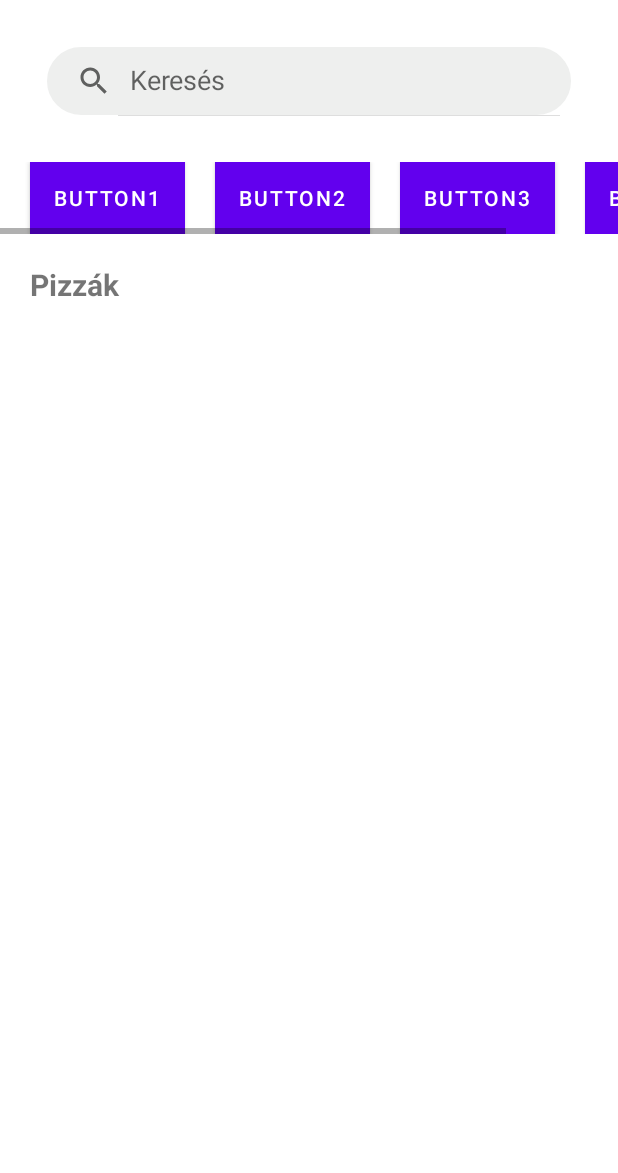
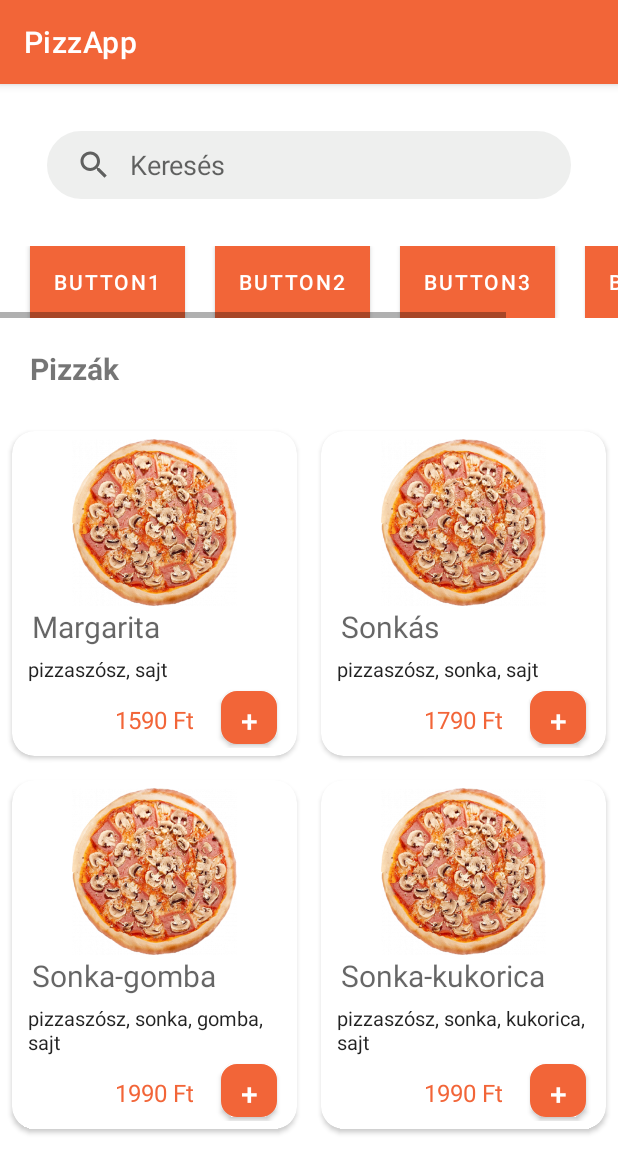
Before and after one commit to vinczeadam01/pizzaApp, an Android app: the MainActivity screen opened directly, with no data from a screen before it, on a phone screen of 412 x 824 dp. Shown: the top 1173 px of the screen. Run offline under Robolectric (Android 15) with nearby library versions, the phone set to English and light mode, and no system bars.

Commit message:
main recycle view, icon, enable action bar in main

```diff
--- a/app/build.gradle
+++ b/app/build.gradle
@@ -38,4 +38,9 @@ dependencies {
     testImplementation 'junit:junit:4.13.2'
     androidTestImplementation 'androidx.test.ext:junit:1.1.3'
     androidTestImplementation 'androidx.test.espresso:espresso-core:3.4.0'
+
+    //implementation "androidx.recyclerview:recyclerview:1.2.1"
+    //implementation "androidx.recyclerview:recyclerview-selection:1.1.0"
+    //implementation 'com.github.bumptech.glide:glide:4.11.0'
+    //implementation "androidx.cardview:cardview:1.0.0"
 }
--- a/app/src/main/AndroidManifest.xml
+++ b/app/src/main/AndroidManifest.xml
@@ -4,9 +4,9 @@
 
     <application
         android:allowBackup="true"
-        android:icon="@mipmap/ic_launcher"
+        android:icon="@mipmap/ic_pizza_icon"
         android:label="@string/app_name"
-        android:roundIcon="@mipmap/ic_launcher_round"
+        android:roundIcon="@mipmap/ic_pizza_icon_round"
         android:supportsRtl="true"
         android:theme="@style/Theme.PizzaApp">
         <activity
@@ -23,6 +23,7 @@
         </activity>
         <activity
             android:name=".MainActivity"
+            android:theme="@style/Theme.PizzaAppWActionBar"
             android:exported="false"></activity>
         <activity android:name=".SignupActivity" />
     </application>
--- a/app/src/main/java/hu/mobil/pizzaapp/DetailsActivity.java
+++ b/app/src/main/java/hu/mobil/pizzaapp/DetailsActivity.java
@@ -3,12 +3,36 @@ package hu.mobil.pizzaapp;
 import androidx.appcompat.app.AppCompatActivity;
 
 import android.os.Bundle;
+import android.view.View;
+import android.widget.TextView;
 
 public class DetailsActivity extends AppCompatActivity {
+    private TextView counterTextView;
 
     @Override
     protected void onCreate(Bundle savedInstanceState) {
         super.onCreate(savedInstanceState);
         setContentView(R.layout.activity_details);
+
+        counterTextView = findViewById(R.id.counterNum);
+    }
+
+    @Override
+    public void onBackPressed() {
+        super.onBackPressed();
+        finish();
+    }
+
+    public void decreaseCounter(View view) {
+        counterTextView.setText(Integer.toString(Math.max(Integer.parseInt(counterTextView.getText().toString()) - 1, 1)));
+
+    }
+
+    public void increaseCounter(View view) {
+        counterTextView.setText(Integer.toString(Integer.parseInt(counterTextView.getText().toString()) + 1));
+    }
+
+    public void onBack(View view) {
+        onBackPressed();
     }
 }
--- a/app/src/main/java/hu/mobil/pizzaapp/MainActivity.java
+++ b/app/src/main/java/hu/mobil/pizzaapp/MainActivity.java
@@ -1,14 +1,65 @@
 package hu.mobil.pizzaapp;
 
 import androidx.appcompat.app.AppCompatActivity;
+import androidx.recyclerview.widget.GridLayoutManager;
+import androidx.recyclerview.widget.LinearLayoutManager;
+import androidx.recyclerview.widget.RecyclerView;
 
+import android.content.Intent;
 import android.os.Bundle;
+import android.view.View;
+
+import java.util.ArrayList;
+
+import hu.mobil.pizzaapp.adapters.FoodAdapter;
+import hu.mobil.pizzaapp.models.Food;
 
 public class MainActivity extends AppCompatActivity {
+    private static final String LOG_TAG = MainActivity.class.getName();
+
+    // Member variables.
+    private RecyclerView mRecyclerView;
+    private ArrayList<Food> mItemsData;
+    private FoodAdapter mAdapter;
 
     @Override
     protected void onCreate(Bundle savedInstanceState) {
         super.onCreate(savedInstanceState);
         setContentView(R.layout.activity_main);
+
+        // recycle view
+        mRecyclerView = findViewById(R.id.recyclerView);
+
+        // Initialize the ArrayList that will contain the data.
+        mItemsData = new ArrayList<>();
+
+        // Initialize the adapter and set it to the RecyclerView.
+        mAdapter = new FoodAdapter(this, mItemsData);
+        mRecyclerView.setAdapter(mAdapter);
+
+        // Set the Layout Manager.
+        mRecyclerView.setLayoutManager(new GridLayoutManager(this, 2));
+
+        // Get the data.
+        initializeData();
+
+    }
+
+
+    public void switchToDetails(View view) {
+        Intent intent = new Intent(this, DetailsActivity.class);
+        startActivity(intent);
+    }
+
+    private void initializeData() {
+        mItemsData.clear();
+
+        mItemsData.add(new Food("pizza", "Margarita", "pizzaszósz, sajt", 1590, "pizza-7.png"));
+        mItemsData.add(new Food("pizza", "Sonkás", "pizzaszósz, sonka, sajt", 1790, "pizza-7.png"));
+        mItemsData.add(new Food("pizza", "Sonka-gomba", "pizzaszósz, sonka, gomba, sajt", 1990, "pizza-7.png"));
+        mItemsData.add(new Food("pizza", "Sonka-kukorica", "pizzaszósz, sonka, kukorica, sajt", 1990, "pizza-7.png"));
+
+        // Notify the adapter of the change.
+        mAdapter.notifyDataSetChanged();
     }
 }
--- /dev/null
+++ b/app/src/main/java/hu/mobil/pizzaapp/adapters/FoodAdapter.java
@@ -0,0 +1,95 @@
+package hu.mobil.pizzaapp.adapters;
+
+import android.content.Context;
+import android.view.LayoutInflater;
+import android.view.View;
+import android.view.ViewGroup;
+import android.view.animation.Animation;
+import android.view.animation.AnimationUtils;
+import android.widget.TextView;
+
+import androidx.annotation.NonNull;
+import androidx.recyclerview.widget.RecyclerView;
+
+import java.util.ArrayList;
+
+import hu.mobil.pizzaapp.R;
+import hu.mobil.pizzaapp.models.Food;
+
+public class FoodAdapter extends RecyclerView.Adapter<FoodAdapter.ViewHolder> {
+    // Member variables.
+    private ArrayList<Food> mFoodData = new ArrayList<>();
+    private ArrayList<Food> mFoodDataAll = new ArrayList<>();
+    private Context mContext;
+    private int lastPosition = -1;
+
+    public FoodAdapter(Context context, ArrayList<Food> itemsData) {
+        this.mFoodData = itemsData;
+        this.mFoodDataAll = itemsData;
+        this.mContext = context;
+    }
+
+    @NonNull
+    @Override
+    public FoodAdapter.ViewHolder onCreateViewHolder(@NonNull ViewGroup parent, int viewType) {
+        return new ViewHolder(LayoutInflater.from(mContext)
+                .inflate(R.layout.list_food, parent, false));
+    }
+
+    @Override
+    public void onBindViewHolder(@NonNull FoodAdapter.ViewHolder holder, int position) {
+        // Get current sport.
+        Food currentItem = mFoodData.get(position);
+
+        // Populate the textviews with data.
+        holder.bindTo(currentItem);
+
+
+        if(holder.getAdapterPosition() > lastPosition) {
+            Animation animation = AnimationUtils.loadAnimation(mContext, R.anim.slide_in_row);
+            holder.itemView.startAnimation(animation);
+            lastPosition = holder.getAdapterPosition();
+        }
+
+    }
+
+    @Override
+    public int getItemCount() {
+        return mFoodData.size();
+    }
+
+    public class ViewHolder extends RecyclerView.ViewHolder {
+        // Member Variables for the TextViews
+        private TextView mTitleText;
+        private TextView mDescriptionText;
+        private TextView mPriceText;
+        //private ImageView mItemImage;
+
+        ViewHolder(View itemView) {
+            super(itemView);
+
+            // Initialize the views.
+            mTitleText = itemView.findViewById(R.id.itemTitle);
+            mDescriptionText = itemView.findViewById(R.id.subTitle);
+            //mItemImage = itemView.findViewById(R.id.itemImage);
+            mPriceText = itemView.findViewById(R.id.price);
+            /*
+            itemView.findViewById(R.id.add_to_cart).setOnClickListener(new View.OnClickListener() {
+                @Override
+                public void onClick(View view) {
+                    // TODO: addToCart method
+                }
+            });
+            */
+        }
+
+        void bindTo(Food currentItem){
+            mTitleText.setText(currentItem.getName());
+            mDescriptionText.setText(currentItem.getDescription());
+            mPriceText.setText(Integer.toString(currentItem.getPrice()) + " Ft");
+
+            // Load the images into the ImageView using the Glide library.
+            //Glide.with(mContext).load(currentItem.getImageResource()).into(mItemImage);
+        }
+    }
+}
--- /dev/null
+++ b/app/src/main/java/hu/mobil/pizzaapp/models/Food.java
@@ -0,0 +1,57 @@
+package hu.mobil.pizzaapp.models;
+
+public class Food {
+    private String category;
+    private String name;
+    private String description;
+    private int price;
+    private String imageSrc;
+
+    public Food(String category, String name, String description, int price, String imageSrc) {
+        this.category = category;
+        this.name = name;
+        this.description = description;
+        this.price = price;
+        this.imageSrc = imageSrc;
+    }
+
+    public String getCategory() {
+        return category;
+    }
+
+    public String getName() {
+        return name;
+    }
+
+    public String getDescription() {
+        return description;
+    }
+
+    public int getPrice() {
+        return price;
+    }
+
+    public void setCategory(String category) {
+        this.category = category;
+    }
+
+    public void setName(String name) {
+        this.name = name;
+    }
+
+    public void setDescription(String description) {
+        this.description = description;
+    }
+
+    public void setPrice(int price) {
+        this.price = price;
+    }
+
+    public void setImageSrc(String imageSrc) {
+        this.imageSrc = imageSrc;
+    }
+
+    public String getImageSrc() {
+        return imageSrc;
+    }
+}
--- /dev/null
+++ b/app/src/main/res/drawable/bg_rounded_plusbtn.xml
@@ -0,0 +1,17 @@
+<?xml version="1.0" encoding="utf-8"?>
+<shape xmlns:android="http://schemas.android.com/apk/res/android" >
+    <stroke
+        android:width="1dp"
+        android:color="@color/white" />
+
+    <solid android:color="@color/red" />
+
+    <padding
+        android:left="1dp"
+        android:right="1dp"
+        android:bottom="1dp"
+        android:top="1dp" />
+
+    <corners android:radius="10dp" />
+
+</shape>
--- a/app/src/main/res/layout/activity_details.xml
+++ b/app/src/main/res/layout/activity_details.xml
@@ -5,6 +5,23 @@
     android:layout_height="match_parent"
     xmlns:app="http://schemas.android.com/apk/res-auto"
     tools:context=".DetailsActivity" >
+
+    <Button
+        android:layout_width="50dp"
+        android:layout_height="wrap_content"
+        android:layout_marginTop="16dp"
+        android:backgroundTint="@color/white"
+        android:text="V"
+        android:textColor="@color/black"
+        android:textSize="30dp"
+        android:textStyle="bold"
+        app:layout_constraintEnd_toEndOf="parent"
+        app:layout_constraintHorizontal_bias="0.044"
+        app:layout_constraintStart_toStartOf="parent"
+        app:layout_constraintTop_toTopOf="parent"
+        tools:ignore="MissingConstraints"
+        android:onClick="onBack"/>
+
     <ImageView
         android:layout_width="match_parent"
         android:layout_height="wrap_content"
@@ -35,11 +52,12 @@
                 android:layout_width="30dp"
                 android:layout_height="wrap_content"
                 android:layout_marginLeft="10dp"
-                android:backgroundTint="@color/red"
+                android:backgroundTint="@android:color/transparent"
                 android:padding="0dp"
                 android:text='-'
                 android:textSize="30dp"
-                android:textStyle="bold" />
+                android:textStyle="bold"
+                android:onClick="decreaseCounter"/>
 
             <TextView
                 android:layout_width="wrap_content"
@@ -48,7 +66,7 @@
                 android:layout_marginRight="10dp"
                 android:text='1'
                 android:textColor="@color/white"
-
+                android:id="@+id/counterNum"
                 android:textSize="25dp" />
 
             <Button
@@ -56,11 +74,11 @@
                 android:layout_width="30dp"
                 android:layout_height="wrap_content"
                 android:layout_marginRight="10dp"
-                android:backgroundTint="@color/red"
+                android:backgroundTint="@android:color/transparent"
                 android:padding="0dp"
                 android:text='+'
-
-                android:textSize="30dp" />
+                android:textSize="30dp"
+                android:onClick="increaseCounter"/>
         </LinearLayout>
 
         <TextView
@@ -92,7 +110,9 @@
             android:layout_height="wrap_content"
             android:layout_below="@id/itemDescription"
             android:layout_centerHorizontal="true"
+            android:layout_marginTop="140dp"
             android:background="@drawable/bg_rounded_counter"
+            android:backgroundTint="@color/red"
             android:text="Kosárba" />
     </RelativeLayout>
 
--- a/app/src/main/res/layout/activity_main.xml
+++ b/app/src/main/res/layout/activity_main.xml
@@ -5,17 +5,6 @@
     android:layout_height="match_parent"
     tools:context=".MainActivity">
 
-    <!-- Search bar
-    <EditText
-        android:layout_width="match_parent"
-        android:layout_height="wrap_content"
-        android:layout_margin="30dp"
-        android:id="@+id/searchbar"
-        android:background="@drawable/bg_rounded_searchbar"
-        android:drawableLeft="@drawable/ic_baseline_search_24"
-        android:drawablePadding="10dp"
-        android:hint="@string/search"
-        android:padding="15dp" /> -->
 
     <SearchView
         android:id="@+id/searchbar"
@@ -24,7 +13,8 @@
         android:layout_margin="30dp"
         android:background="@drawable/bg_rounded_searchbar"
         android:iconifiedByDefault="false"
-        android:queryHint="Keresés" />
+        android:queryHint="Keresés"
+        android:queryBackground="@android:color/transparent"/>
 
     <!-- Categories -->
     <HorizontalScrollView
@@ -45,7 +35,8 @@
                 android:id="@+id/button"
                 android:layout_marginRight="10dp"
                 android:layout_marginLeft="20dp"
-                android:background="#358a32" />
+                android:background="#358a32"
+                android:onClick="switchToDetails"/>
 
             <Button
                 android:layout_width="wrap_content"
@@ -83,10 +74,21 @@
         android:layout_width="match_parent"
         android:layout_height="wrap_content"
         android:layout_below="@id/categoriesBar"
-        android:layout_margin="20dp"
-        android:textStyle="bold"
+        android:layout_marginStart="20dp"
+        android:layout_marginTop="20dp"
+        android:layout_marginEnd="20dp"
+        android:layout_marginBottom="20dp"
+        android:text="Pizzák"
         android:textSize="20dp"
-        android:text="Pizzák" />
+        android:textStyle="bold" />
+
+
+    <androidx.recyclerview.widget.RecyclerView
+        android:id="@+id/recyclerView"
+        android:layout_width="match_parent"
+        android:layout_height="match_parent"
+        android:layout_below="@id/CategoryName"
+        android:scrollbars="vertical" />
 
 
 </RelativeLayout>
--- /dev/null
+++ b/app/src/main/res/layout/list_food.xml
@@ -0,0 +1,72 @@
+<?xml version="1.0" encoding="utf-8"?>
+<androidx.cardview.widget.CardView
+    xmlns:android="http://schemas.android.com/apk/res/android"
+    xmlns:app="http://schemas.android.com/apk/res-auto"
+    android:layout_width="match_parent"
+    android:layout_height="wrap_content"
+    android:layout_margin="8dp"
+    android:background="@drawable/bg_rounded_whitebox"
+    app:cardCornerRadius="15dp">
+
+    <RelativeLayout
+        android:layout_width="match_parent"
+        android:layout_height="wrap_content"
+        android:layout_margin="5dp">
+
+        <ImageView
+            android:id="@+id/itemImage"
+            android:layout_width="110dp"
+            android:layout_height="wrap_content"
+            android:layout_centerHorizontal="true"
+            android:adjustViewBounds="true"
+            android:src="@drawable/pizza_7" />
+
+        <TextView
+            android:id="@+id/itemTitle"
+            style="@style/TextAppearance.AppCompat.Headline"
+            android:layout_width="wrap_content"
+            android:layout_height="wrap_content"
+            android:layout_below="@id/itemImage"
+            android:paddingLeft="8dp"
+            android:text="Title"
+            android:textColor="?android:textColorSecondary"
+            android:textSize="20dp" />
+
+
+        <TextView
+            android:id="@+id/subTitle"
+            style="@style/TextAppearance.AppCompat.Subhead"
+            android:layout_width="wrap_content"
+            android:layout_height="wrap_content"
+            android:layout_below="@id/itemTitle"
+            android:padding="5dp"
+            android:text="Description"
+            android:textSize="13dp" />
+
+        <TextView
+            android:id="@+id/price"
+            style="@style/TextAppearance.AppCompat.Subhead"
+            android:layout_width="wrap_content"
+            android:layout_height="wrap_content"
+            android:layout_below="@id/subTitle"
+            android:layout_marginEnd="10dp"
+            android:layout_toStartOf="@+id/add_to_cart"
+            android:padding="8dp"
+            android:text="1790 Ft"
+            android:textColor="@color/red" />
+
+        <Button
+            android:id="@+id/add_to_cart"
+            android:layout_width="37dp"
+            android:layout_height="35dp"
+            android:layout_below="@+id/subTitle"
+            android:layout_alignParentEnd="true"
+            android:layout_marginTop="0dp"
+            android:layout_marginEnd="8dp"
+            android:background="@drawable/bg_rounded_plusbtn"
+            android:padding="0dp"
+            android:text="+"
+            android:textSize="20dp" />
+
+    </RelativeLayout>
+</androidx.cardview.widget.CardView>
--- a/app/src/main/res/values/colors.xml
+++ b/app/src/main/res/values/colors.xml
@@ -7,5 +7,6 @@
     <color name="teal_700">#FF018786</color>
     <color name="black">#FF000000</color>
     <color name="white">#FFFFFFFF</color>
-    <color name="red">#F66060</color>
+    <color name="red">#F26538</color>
+    <color name="redDark">#B12B01</color>
 </resources>
--- a/app/src/main/res/values/strings.xml
+++ b/app/src/main/res/values/strings.xml
@@ -1,5 +1,5 @@
 <resources>
-    <string name="app_name">PizzaApp</string>
+    <string name="app_name">PizzApp</string>
     <string name="login">BEJELENTKEZÉS</string>
     <string name="if_hasnt_account_signup">Ha még nincs fiókod regisztrálj egyet!</string>
     <string name="email">Email</string>
--- a/app/src/main/res/values/themes.xml
+++ b/app/src/main/res/values/themes.xml
@@ -2,8 +2,21 @@
     <!-- Base application theme. -->
     <style name="Theme.PizzaApp" parent="Theme.MaterialComponents.DayNight.NoActionBar">
         <!-- Primary brand color. -->
-        <item name="colorPrimary">@color/purple_500</item>
-        <item name="colorPrimaryVariant">@color/purple_700</item>
+        <item name="colorPrimary">@color/red</item>
+        <item name="colorPrimaryVariant">@color/redDark</item>
+        <item name="colorOnPrimary">@color/white</item>
+        <!-- Secondary brand color. -->
+        <item name="colorSecondary">@color/teal_200</item>
+        <item name="colorSecondaryVariant">@color/teal_700</item>
+        <item name="colorOnSecondary">@color/black</item>
+        <!-- Status bar color. -->
+        <item name="android:statusBarColor" tools:targetApi="l">?attr/colorPrimaryVariant</item>
+        <!-- Customize your theme here. -->
+    </style>
+    <style name="Theme.PizzaAppWActionBar" parent="Theme.MaterialComponents.DayNight.DarkActionBar">
+        <!-- Primary brand color. -->
+        <item name="colorPrimary">@color/red</item>
+        <item name="colorPrimaryVariant">@color/redDark</item>
         <item name="colorOnPrimary">@color/white</item>
         <!-- Secondary brand color. -->
         <item name="colorSecondary">@color/teal_200</item>
```
Also changed, not shown: app/src/main/res/anim/slide_in_row.xml (added, +8 -0 lines).
